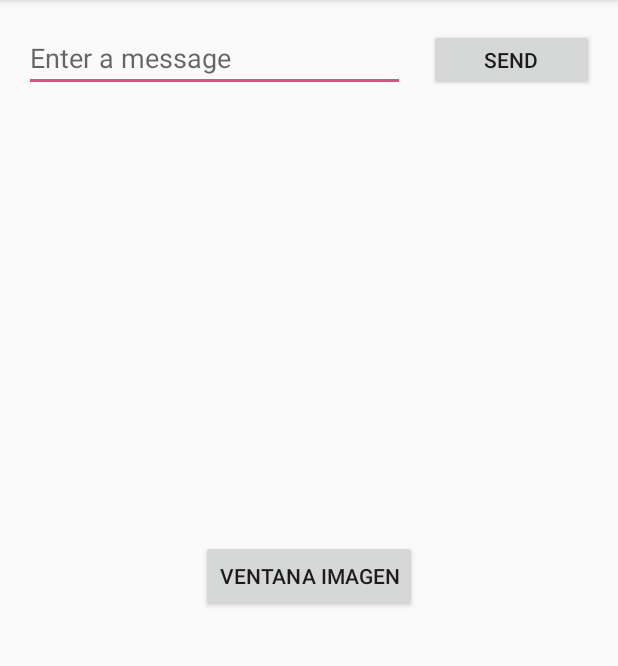
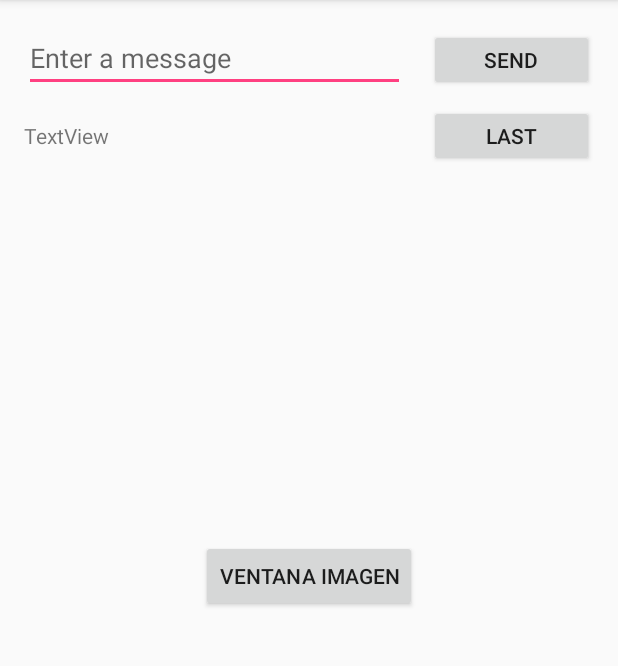
Before and after one commit to robertToa/primerAppMovil, an Android app: the screen it shows after launch (MainActivity), on a phone screen of 412 x 824 dp, the part 84-750 px from its top. Run offline under Robolectric (Android 15) with nearby library versions, the phone set to English and light mode, and no system bars.

Commit message:
Practica 04, se guarda la informacion en un String y se lo muestra en un taextView la infromacion guardada cuando se de clic en el boton "Last".

```diff
--- a/PrimerAppMovil/app/src/main/java/com/example/user/primerappmovil/MainActivity.java
+++ b/PrimerAppMovil/app/src/main/java/com/example/user/primerappmovil/MainActivity.java
@@ -1,11 +1,15 @@
 package com.example.user.primerappmovil;
 
+import android.content.Context;
 import android.content.Intent;
 
+import android.content.SharedPreferences;
 import android.support.v7.app.AppCompatActivity;
 import android.os.Bundle;
 import android.view.View;
 import android.widget.EditText;
+import android.widget.TextView;
+
 import static android.provider.AlarmClock.EXTRA_MESSAGE;
 import static com.example.user.primerappmovil.R.id.editText;
 
@@ -22,9 +26,23 @@ public class MainActivity extends AppCompatActivity {
         Intent intent =new Intent(this,DisplayMessageActivity.class);
         EditText editTex = (EditText)findViewById(editText);
         String message = editTex.getText().toString();
+
+        SharedPreferences sharedPref = getPreferences(Context.MODE_PRIVATE);
+        SharedPreferences.Editor editor = sharedPref.edit();
+        editor.putString(getString(R.string.lastvalue), message);
+        editor.commit();
+
         intent.putExtra(EXTRA_MESSAGE,message);
         startActivity(intent);
     }
+
+    public void lastValue(View view) {
+        SharedPreferences sharedPref = getPreferences(Context.MODE_PRIVATE);
+        String lastValue = sharedPref.getString(getString(R.string.lastvalue),"None");
+        TextView textView= (TextView) findViewById(R.id.textView);
+        textView.setText(lastValue);
+    }
+
 
     public void VentanaImagen(View view){
         Intent intent =new Intent(this,DisplayImageActivity.class);
--- a/PrimerAppMovil/app/src/main/res/layout/activity_main.xml
+++ b/PrimerAppMovil/app/src/main/res/layout/activity_main.xml
@@ -41,4 +41,28 @@
         app:layout_constraintLeft_toLeftOf="parent"
         app:layout_constraintRight_toRightOf="parent"
         app:layout_constraintTop_toTopOf="parent" />
+
+    <TextView
+        android:id="@+id/textView3"
+        android:layout_width="0dp"
+        android:layout_height="31dp"
+        android:text="TextView"
+        android:layout_marginTop="19dp"
+        app:layout_constraintTop_toBottomOf="@+id/editText"
+        app:layout_constraintRight_toLeftOf="@+id/button6"
+        android:layout_marginLeft="16dp"
+        app:layout_constraintLeft_toLeftOf="parent" />
+
+    <Button
+        android:id="@+id/button6"
+        android:layout_width="110dp"
+        android:layout_height="41dp"
+        android:layout_marginLeft="16dp"
+        android:layout_marginRight="16dp"
+        android:onClick="lastValue"
+        android:text="@string/button_last_value"
+        app:layout_constraintBaseline_toBaselineOf="@+id/textView3"
+        app:layout_constraintHorizontal_bias="1.0"
+        app:layout_constraintLeft_toRightOf="@+id/textView3"
+        app:layout_constraintRight_toRightOf="parent" />
 </android.support.constraint.ConstraintLayout>
--- a/PrimerAppMovil/app/src/main/res/values/strings.xml
+++ b/PrimerAppMovil/app/src/main/res/values/strings.xml
@@ -7,4 +7,6 @@
     <string name="button_Detalle">Detalle</string>
     <string name="button_Contacto">Contacto</string>
     <string name="button_Ventana2">Ventana Imagen</string>
+    <string name="button_last_value">Last</string>
+    <string name="lastvalue">None</string>
 </resources>
```
